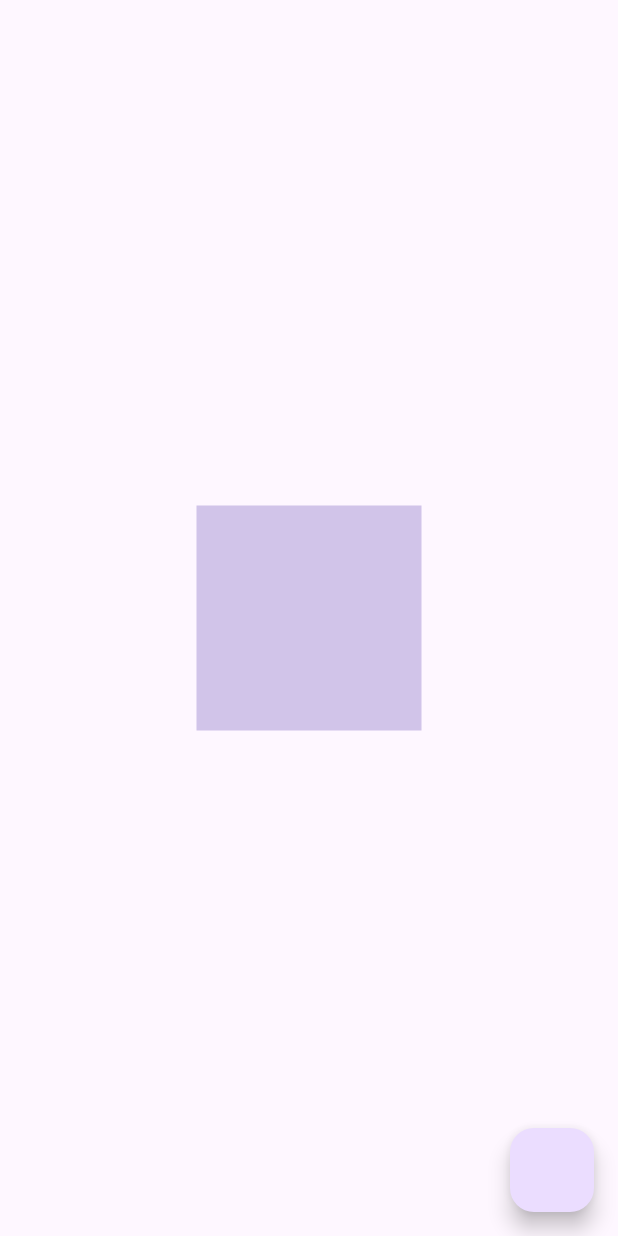
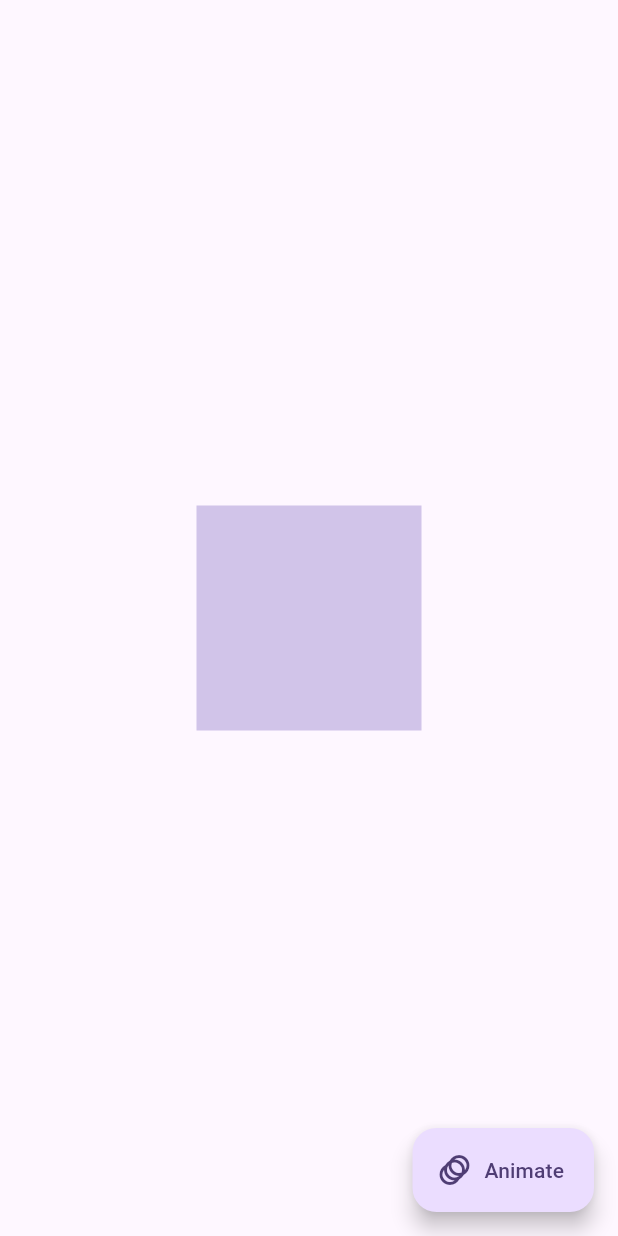
Before and after one commit to tanjilalom/Animated-Container-Widget, a Flutter app: the screen it shows after launch, on a phone screen of 412 x 824 dp. Run offline on Flutter 3.47's test engine with Material 3 defaults, Android fonts, the phone set to English and light mode, and no system bars.

Commit message:
Initial Commit

```diff
--- a/lib/main.dart
+++ b/lib/main.dart
@@ -10,6 +10,7 @@ class MyApp extends StatelessWidget {
   @override
   Widget build(BuildContext context) {
     return MaterialApp(
+      debugShowCheckedModeBanner: false,
       title: 'Flutter Demo',
       theme: ThemeData(
         colorScheme: ColorScheme.fromSeed(seedColor: Colors.deepPurple),
@@ -33,17 +34,19 @@ class _MyHomePageState extends State<MyHomePage> {
   @override
   Widget build(BuildContext context) {
     return Scaffold(
-      floatingActionButton: FloatingActionButton(onPressed: (){
+      floatingActionButton: FloatingActionButton.extended(onPressed: (){
         setState(() {
           _value =! _value;
         });
-      }),
+      },
+          icon: Icon(Icons.animation),
+          label: Text("Animate")),
       body: Center(
         child: AnimatedContainer(
           duration: Duration(seconds: 2),
           height: _value == false?150:350,
           width: _value == false?150:300,
-          color: Colors.deepPurple[100],
+          color: _value == false? Colors.deepPurple[100]:Colors.redAccent,
 
         ),
       ),
```
